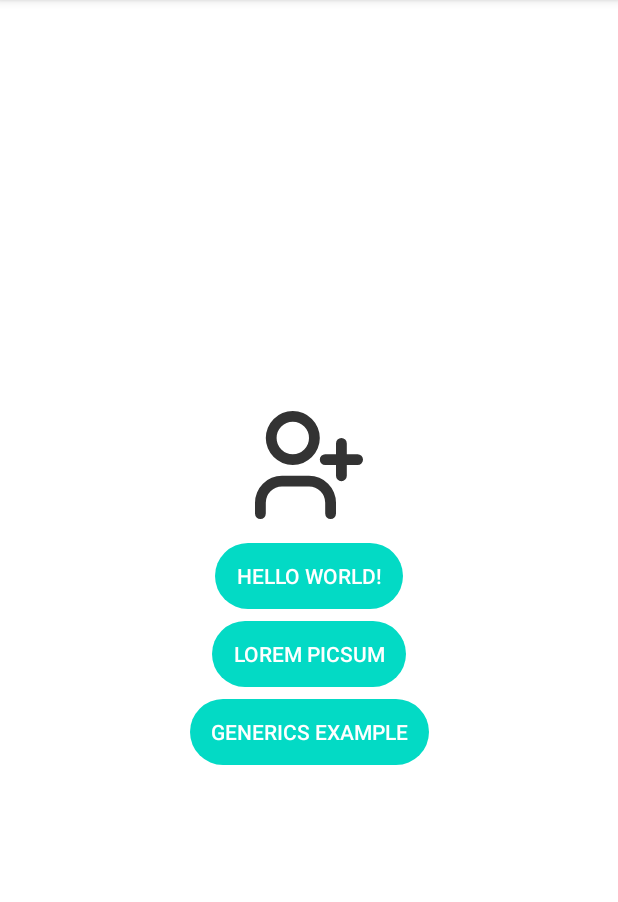
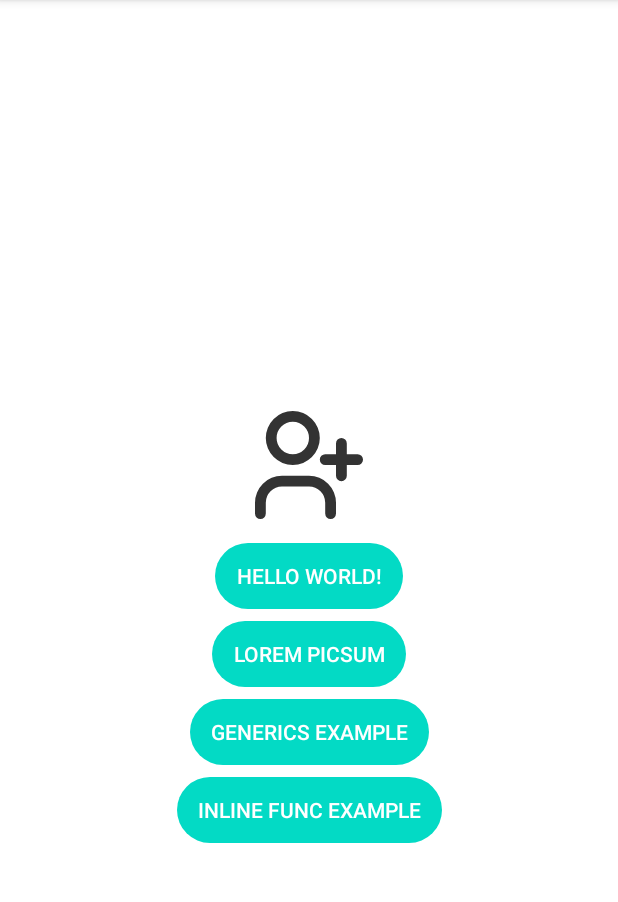
Before and after one commit to rcbuilders/RemindSampleApp, an Android app: the screen it shows after launch (MainActivity), on a phone screen of 412 x 824 dp, the part 84-986 px from its top. Run offline under Robolectric (Android 15) with nearby library versions, the phone set to English and light mode, and no system bars; our stand-ins replace data binding; libraries missing offline, so code that uses them is left out: com.facebook.stetho; 1 statement that could not run was skipped.

Commit message:
inline 함수 샘플 코드

```diff
--- a/app/src/main/AndroidManifest.xml
+++ b/app/src/main/AndroidManifest.xml
@@ -25,6 +25,7 @@
         <activity android:name=".lorem_picsum.ui.LoremPicsumDetailActivity"/>
         <activity android:name=".lorem_picsum.ui.LoremPicsumListActivity"/>
         <activity android:name=".generics_example.GenericsExampleActivity"/>
+        <activity android:name=".inline_func.InlineFuncExampleActivity"/>
     </application>
 
 </manifest>
--- a/app/src/main/java/com/remind/sampleapp/MainActivity.kt
+++ b/app/src/main/java/com/remind/sampleapp/MainActivity.kt
@@ -4,6 +4,7 @@ import android.content.Intent
 import com.remind.sampleapp.base_fragment.TestFragmentActivity
 import com.remind.sampleapp.databinding.ActivityMainBinding
 import com.remind.sampleapp.generics_example.GenericsExampleActivity
+import com.remind.sampleapp.inline_func.InlineFuncExampleActivity
 import com.remind.sampleapp.lorem_picsum.ui.LoremPicsumDetailActivity
 import com.remind.sampleapp.lorem_picsum.ui.LoremPicsumListActivity
 
@@ -22,9 +23,13 @@ class MainActivity : BaseActivity<ActivityMainBinding>(R.layout.activity_main) {
                     startActivity(it)
                 }
             }
-
             btnGenericsExample.setOnClickListener {
                 Intent(this@MainActivity, GenericsExampleActivity::class.java).also {
+                    startActivity(it)
+                }
+            }
+            btnInlineFuncExample.setOnClickListener {
+                Intent(this@MainActivity, InlineFuncExampleActivity::class.java).also {
                     startActivity(it)
                 }
             }
--- a/app/src/main/res/layout/activity_main.xml
+++ b/app/src/main/res/layout/activity_main.xml
@@ -60,6 +60,20 @@
             style="?android:attr/borderlessButtonStyle"
             android:background="@drawable/round_button_background"/>
 
+        <androidx.appcompat.widget.AppCompatButton
+            android:id="@+id/btn_inline_func_example"
+            android:layout_width="wrap_content"
+            android:layout_height="44dp"
+            app:layout_constraintTop_toBottomOf="@id/btn_generics_example"
+            app:layout_constraintLeft_toLeftOf="parent"
+            app:layout_constraintRight_toRightOf="parent"
+            android:text="inline func Example"
+            android:textColor="@color/white"
+            android:layout_marginTop="8dp"
+            android:paddingHorizontal="14dp"
+            style="?android:attr/borderlessButtonStyle"
+            android:background="@drawable/round_button_background"/>
+
 
     </androidx.constraintlayout.widget.ConstraintLayout>
 
```
Also changed, not shown: app/src/main/java/com/remind/sampleapp/generics_example/GenericsExampleActivity.kt (+18 -0 lines), app/src/main/java/com/remind/sampleapp/inline_func/InlineFuncExampleActivity.kt (added, +57 -0 lines), app/src/main/res/layout/activity_inline_func_example.xml (added, +10 -0 lines).
